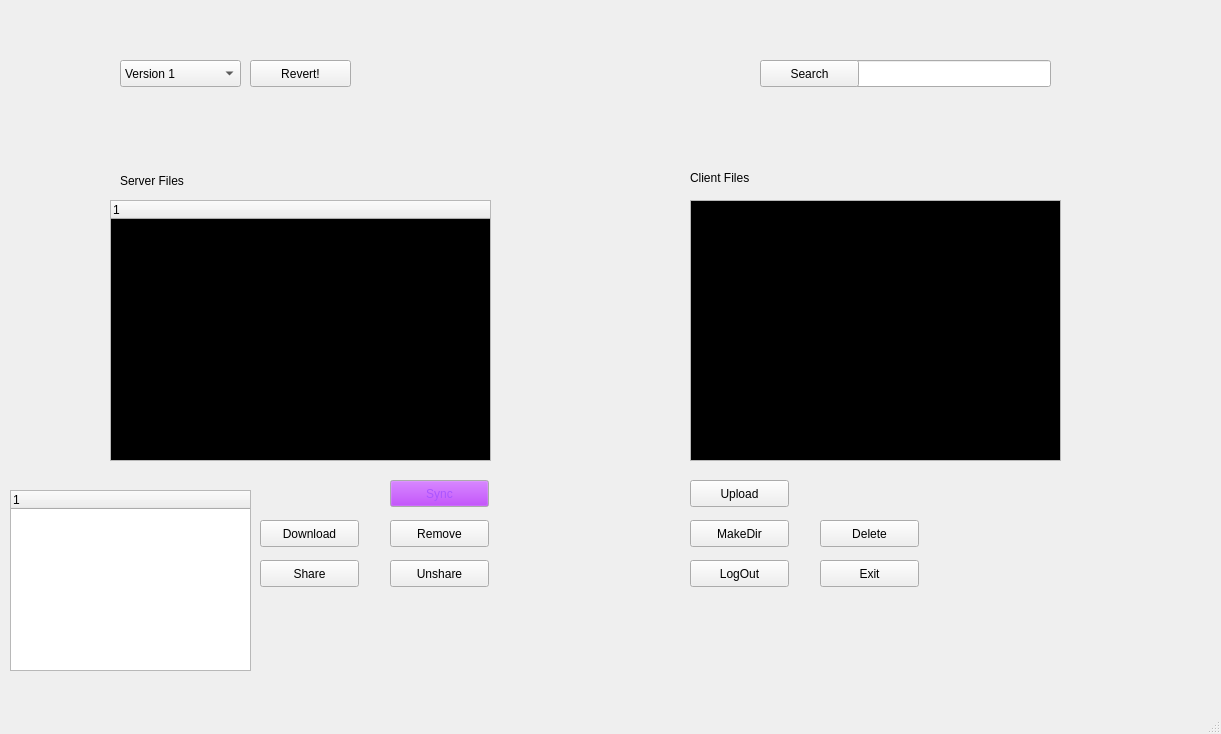
Old version of the form client/Client/dropbox.ui in the repository dilofilo/freezing-octo-cyril.
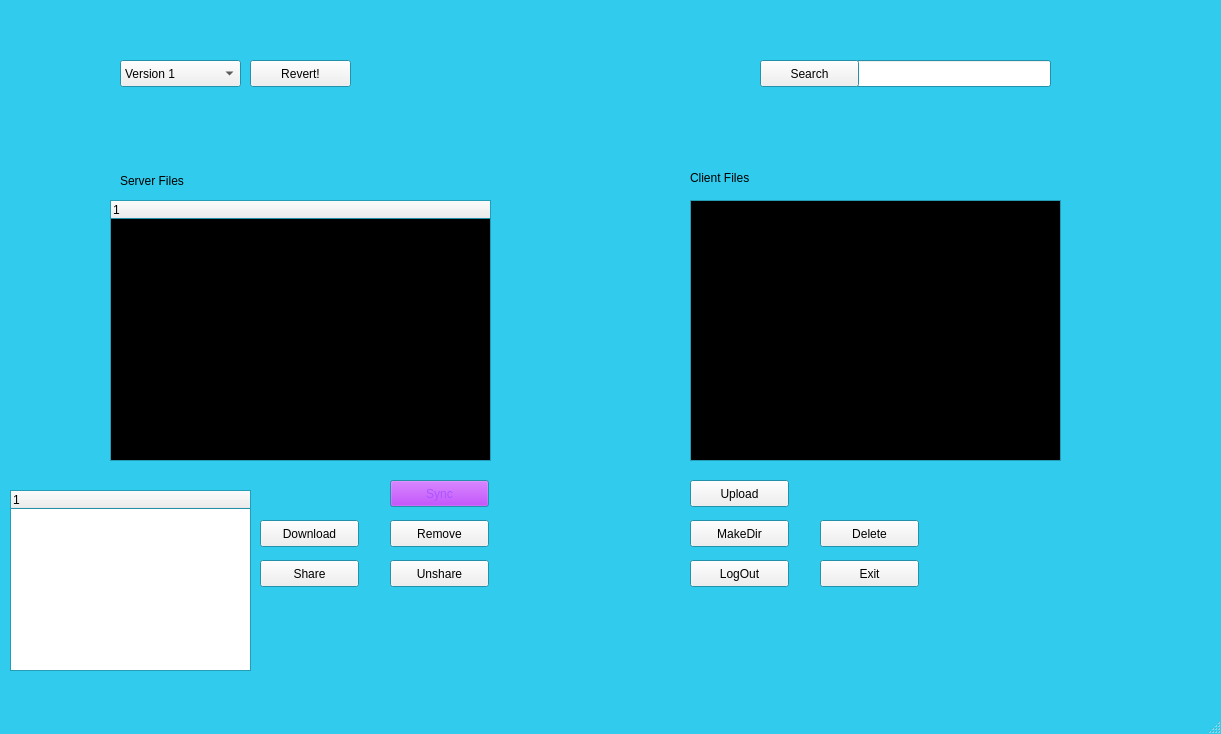
New version of the form.

Diff of the .ui file:
```diff
--- a/client/Client/dropbox.ui
+++ b/client/Client/dropbox.ui
@@ -10,6 +10,70 @@
     <height>734</height>
    </rect>
   </property>
+  <property name="palette">
+   <palette>
+    <active>
+     <colorrole role="Base">
+      <brush brushstyle="SolidPattern">
+       <color alpha="255">
+        <red>255</red>
+        <green>255</green>
+        <blue>255</blue>
+       </color>
+      </brush>
+     </colorrole>
+     <colorrole role="Window">
+      <brush brushstyle="SolidPattern">
+       <color alpha="255">
+        <red>48</red>
+        <green>203</green>
+        <blue>237</blue>
+       </color>
+      </brush>
+     </colorrole>
+    </active>
+    <inactive>
+     <colorrole role="Base">
+      <brush brushstyle="SolidPattern">
+       <color alpha="255">
+        <red>255</red>
+        <green>255</green>
+        <blue>255</blue>
+       </color>
+      </brush>
+     </colorrole>
+     <colorrole role="Window">
+      <brush brushstyle="SolidPattern">
+       <color alpha="255">
+        <red>48</red>
+        <green>203</green>
+        <blue>237</blue>
+       </color>
+      </brush>
+     </colorrole>
+    </inactive>
+    <disabled>
+     <colorrole role="Base">
+      <brush brushstyle="SolidPattern">
+       <color alpha="255">
+        <red>48</red>
+        <green>203</green>
+        <blue>237</blue>
+       </color>
+      </brush>
+     </colorrole>
+     <colorrole role="Window">
+      <brush brushstyle="SolidPattern">
+       <color alpha="255">
+        <red>48</red>
+        <green>203</green>
+        <blue>237</blue>
+       </color>
+      </brush>
+     </colorrole>
+    </disabled>
+   </palette>
+  </property>
   <property name="windowTitle">
    <string>myDropBox</string>
   </property>
```
